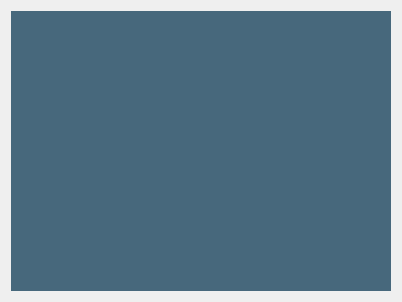
First picture: the form in src/ui/interface/advanced/advancedinterface.ui, repository metaxy/openBibleViewer, before the edit.
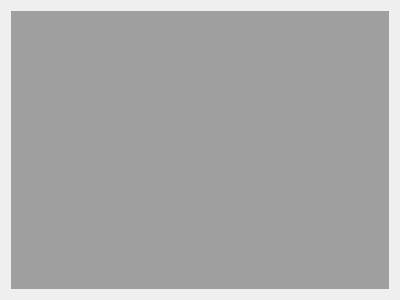
Second picture: the form after the edit.

Diff of the .ui file:
```diff
--- a/src/ui/interface/advanced/advancedinterface.ui
+++ b/src/ui/interface/advanced/advancedinterface.ui
@@ -6,8 +6,8 @@
    <rect>
     <x>0</x>
     <y>0</y>
-    <width>402</width>
-    <height>302</height>
+    <width>400</width>
+    <height>300</height>
    </rect>
   </property>
   <property name="windowTitle">
@@ -16,21 +16,6 @@
   <layout class="QHBoxLayout" name="horizontalLayout">
    <item>
     <widget class="QMdiArea" name="mdiArea">
-     <property name="background">
-      <brush brushstyle="SolidPattern">
-       <color alpha="255">
-        <red>71</red>
-        <green>104</green>
-        <blue>124</blue>
-       </color>
-      </brush>
-     </property>
-     <property name="activationOrder">
-      <enum>QMdiArea::ActivationHistoryOrder</enum>
-     </property>
-     <property name="viewMode">
-      <enum>QMdiArea::TabbedView</enum>
-     </property>
     </widget>
    </item>
   </layout>
```
Left out of the diff: 2 changed lines with no effect on the pictures.
